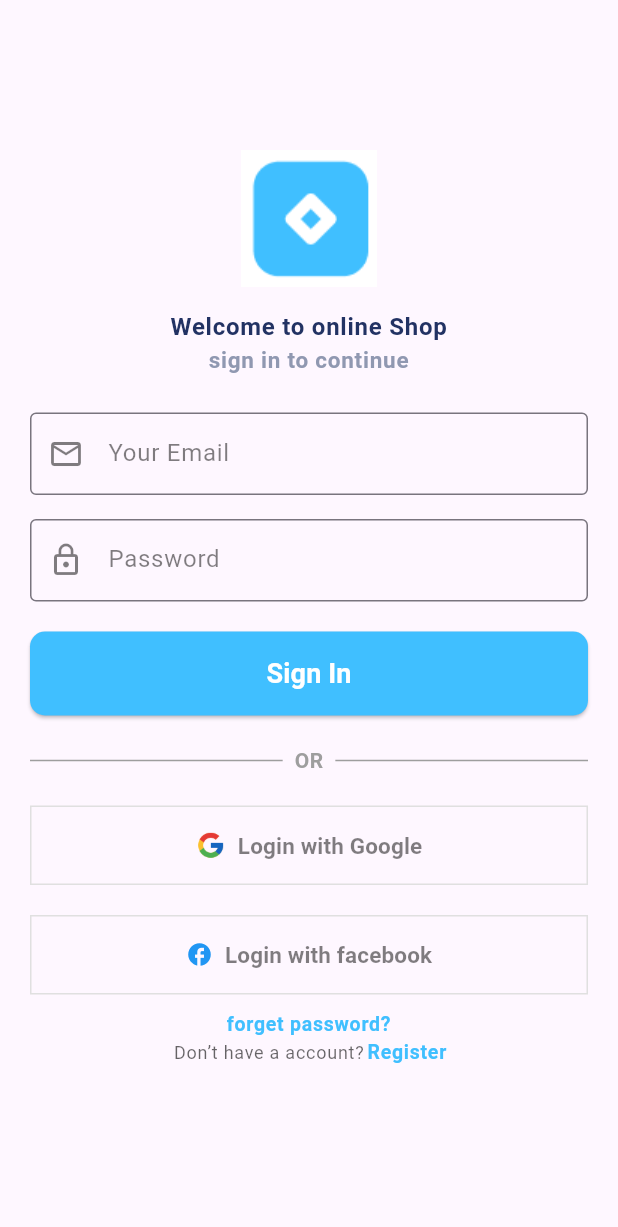
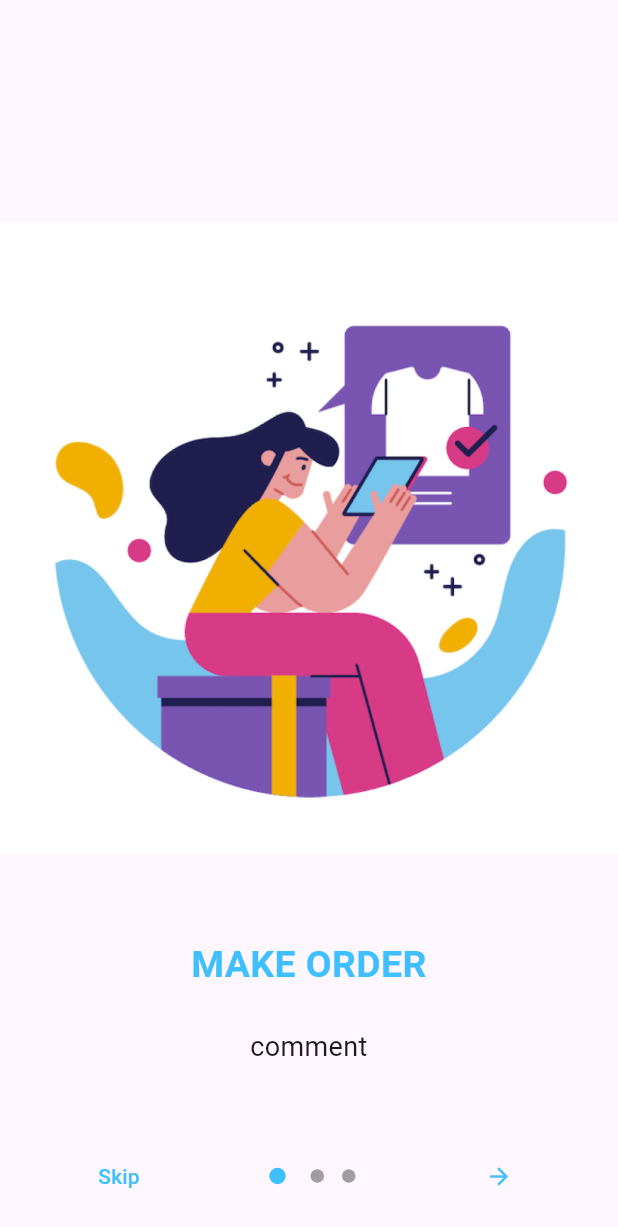
Before and after one commit to GeorgeEhab22/E-commerce-project, a Flutter app: the screen it shows after launch, on a phone screen of 412 x 824 dp. Shown: the top 1227 px of the screen. Run offline on Flutter 3.47's test engine with Material 3 defaults, Android fonts, the phone set to English and light mode, and no system bars; drawn by our look-alikes of introduction_screen; our stand-ins replace another_flutter_splash_screen; Roboto replaces fonts that are missing (Poppins).

Commit message:
Splash$ onboarding screens

```diff
--- a/lib/main.dart
+++ b/lib/main.dart
@@ -1,21 +1,26 @@
 import 'package:e_commerce/login.dart';
+import 'package:e_commerce/splash_screen.dart';
 import 'package:flutter/material.dart';
 import 'navigations.dart';
 
 
 void main() {
-  runApp( const MyApp());
+  runApp(  MyApp());
 }
 
 class MyApp extends StatelessWidget {
-   const MyApp({super.key});
+    MyApp({super.key});
+ThemeData myTheme=ThemeData
+(
+primaryColor:  const Color(0xff40BFFF),
 
-  // This widget is the root of your application.
+) ;
+
   @override
   Widget build(BuildContext context) {
-    return const  MaterialApp(
+    return   MaterialApp(theme: myTheme,
       debugShowCheckedModeBanner: false,
-      home: LoginPage(),
+      home:const  SplashScreen(),
     );
   }
 }
--- /dev/null
+++ b/lib/onboarding.dart
@@ -0,0 +1,80 @@
+import 'package:e_commerce/login.dart';
+import 'package:flutter/material.dart';
+import 'package:introduction_screen/introduction_screen.dart';
+
+class Onboarding extends StatelessWidget {
+  const Onboarding({super.key});
+
+  @override
+  Widget build(BuildContext context) {
+    return Scaffold(
+      body: Container(
+        padding: const EdgeInsets.only(top: 80),
+        child: IntroductionScreen(
+          pages: [
+            PageViewModel(
+              decoration: myPageDecoration(),
+              title: "MAKE ORDER",
+              body: 'comment',
+              image: Image.asset(
+                "assets/images/Onboard1.png",
+              ),
+            ),
+            PageViewModel(
+              decoration: myPageDecoration(),
+              title: "CHOOSE PAYMENT",
+              body: 'comment',
+              image: Image.asset(
+                'assets/images/Onboard2.png',
+              ),
+            ),
+            PageViewModel(
+                decoration: myPageDecoration(),
+                title: "FAST DELIVERY",
+                body: 'comment',
+                image: Image.asset(
+                  "assets/images/Onboard3.png",
+                )),
+          ],
+          showSkipButton: true,
+          skip: const Text(
+            "Skip",
+            style: TextStyle(
+              color: Color(0xff40BFFF),
+            ),
+          ),
+          done: const Text(
+            'done',
+            style: TextStyle(
+              color: Color(0xff40BFFF),
+            ),
+          ),
+          onDone: () {
+            Navigator.push(
+              context,
+              MaterialPageRoute(builder: (context) {
+                return const LoginPage();
+              }),
+            );
+          },
+          next: const Icon(
+            Icons.arrow_forward,
+            color: Color(0xff40BFFF),
+          ),
+          dotsDecorator: const DotsDecorator(activeSize: Size(20, 11)),
+        ),
+      ),
+    );
+  }
+}
+
+PageDecoration myPageDecoration() {
+  return const PageDecoration(
+    titleTextStyle: TextStyle(
+      color: Color(0xff40BFFF),
+      fontWeight: FontWeight.bold,
+      fontSize: 25,
+    ),
+    imageFlex: 3,
+  );
+}
--- /dev/null
+++ b/lib/splash_screen.dart
@@ -0,0 +1,26 @@
+import 'package:another_flutter_splash_screen/another_flutter_splash_screen.dart';
+import 'package:e_commerce/login.dart';
+import 'package:e_commerce/onboarding.dart';
+
+import 'package:flutter/material.dart';
+
+class SplashScreen extends StatelessWidget {
+  const SplashScreen({super.key});
+
+  @override
+  Widget build(BuildContext context) {
+    return Scaffold(
+      body: FlutterSplashScreen(
+        backgroundColor: const Color(0xff40BFFF),
+        splashScreenBody: SizedBox(
+          width: MediaQuery.of(context).size.width,
+          height: MediaQuery.of(context).size.height,
+          child: Image.asset("assets/images/splash_screen.png"),
+        ),
+        duration: const Duration(seconds: 2),
+        nextScreen: const Onboarding(),
+      ),
+
+    );
+  }
+}
--- a/pubspec.yaml
+++ b/pubspec.yaml
@@ -35,6 +35,8 @@ dependencies:
   # The following adds the Cupertino Icons font to your application.
   # Use with the CupertinoIcons class for iOS style icons.
   cupertino_icons: ^1.0.2
+  another_flutter_splash_screen: ^1.2.1
+  introduction_screen: ^3.1.14
 
 dev_dependencies:
   flutter_test:
```
Also changed, not shown: assets/images/Onboard1.png (added), assets/images/Onboard2.png (added), assets/images/Onboard3.png (added), assets/images/splash_screen.png (added), pubspec.lock.
